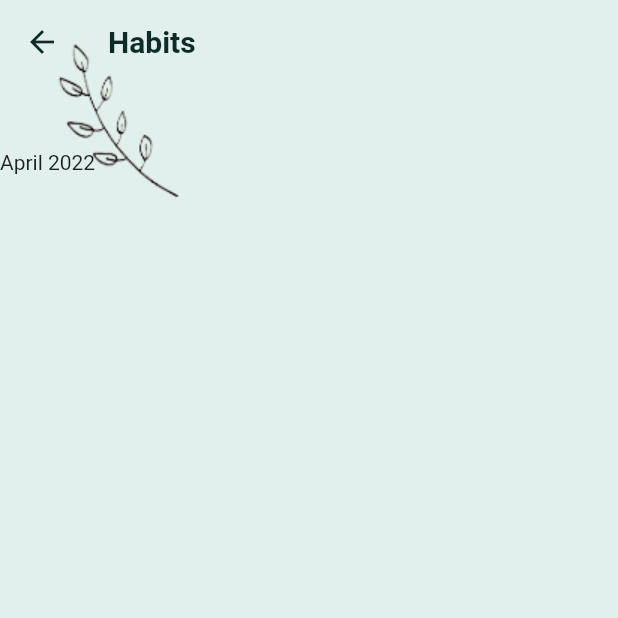
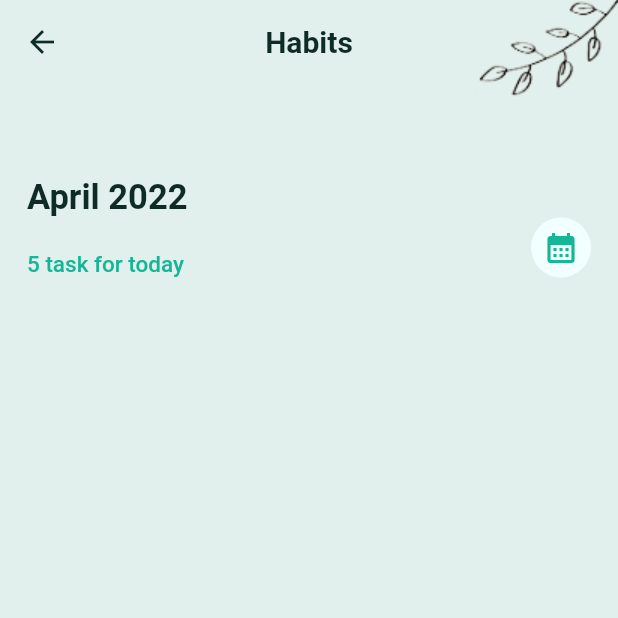
Before and after one commit to darshankhunt/todo-list-ui, a Flutter app: the Habits screen opened directly, on a phone screen of 412 x 824 dp, the top half of it. Run offline on Flutter 3.47's test engine with Material 2 defaults, Android fonts, the phone set to English and light mode, and no system bars; our stand-ins replace google_nav_bar, percent_indicator.

Commit message:
commit on 12-07-2022

```diff
--- a/lib/screen/habits.dart
+++ b/lib/screen/habits.dart
@@ -19,12 +19,19 @@ class _HabitsState extends State<Habits> {
             AppBar(
               backgroundColor: const Color(0xffe1efed),
               elevation: 0,
-              leading: const Icon(
-                Icons.arrow_back,
-                color: Color(0xff0e2b25),
+              leading: IconButton(
+                onPressed: () {
+                  Navigator.pop(context);
+                },
+                icon: const Icon(
+                  Icons.arrow_back,
+                  color: Color(0xff0e2b25),
+                ),
               ),
+              centerTitle: true,
               title: const Text(
                 'Habits',
+                textAlign: TextAlign.center,
                 style: TextStyle(
                   color: Color(0xff0e2b25),
                   fontWeight: FontWeight.w700,
@@ -33,14 +40,49 @@ class _HabitsState extends State<Habits> {
               ),
             ),
             Positioned(
-              top: 10,
-              child: Image.asset('assets/leaf.png'),
+              top: -35,
+              right: -20,
+              child: Image.asset('assets/leaf_rotate_up.png'),
             ),
-            Column(
-              children: [
-                SizedBox(height: 100),
-                Text('April 2022'),
-              ],
+            Padding(
+              padding: const EdgeInsets.all(18.0),
+              child: Column(
+                crossAxisAlignment: CrossAxisAlignment.start,
+                children: [
+                  const SizedBox(height: 100),
+                  const Text(
+                    'April 2022',
+                    style: TextStyle(
+                        color: Color(0xff0e2b25),
+                        fontSize: 23,
+                        fontWeight: FontWeight.w600),
+                  ),
+                  Row(
+                    crossAxisAlignment: CrossAxisAlignment.end,
+                    mainAxisAlignment: MainAxisAlignment.spaceBetween,
+                    children: [
+                      const Text(
+                        '5 task for today',
+                        style: TextStyle(
+                          fontSize: 15,
+                          fontWeight: FontWeight.w500,
+                          color: Color.fromARGB(255, 21, 182, 149),
+                        ),
+                      ),
+                      CircleAvatar(
+                        backgroundColor: const Color(0xfff2ffff),
+                        child: IconButton(
+                          onPressed: () {},
+                          icon: const Icon(
+                            Icons.calendar_month,
+                            color: Color.fromARGB(255, 21, 182, 149),
+                          ),
+                        ),
+                      ),
+                    ],
+                  ),
+                ],
+              ),
             )
           ],
         ),
```
Also changed, not shown: assets/leaf_rotate_left.png (added), assets/leaf_rotate_up.png (added).
